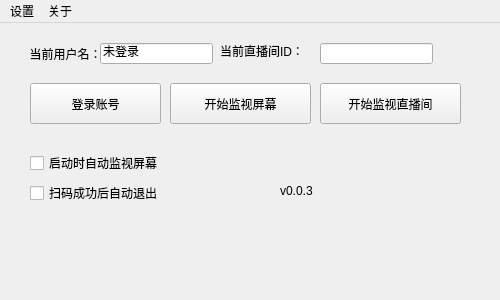
First picture: the form in src/ScannerGui/ScannerGui.ui, repository Theresa-0328/MHY_Scanner, before the edit.
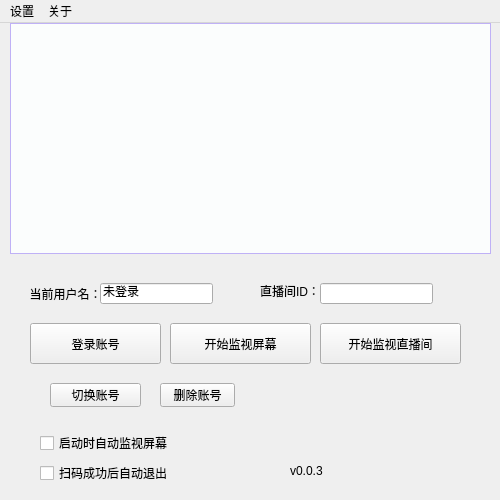
Second picture: the form after the edit.

The edit to the form file:
```diff
--- a/src/ScannerGui/ScannerGui.ui
+++ b/src/ScannerGui/ScannerGui.ui
@@ -10,19 +10,19 @@
     <x>0</x>
     <y>0</y>
     <width>500</width>
-    <height>300</height>
+    <height>500</height>
    </rect>
   </property>
   <property name="minimumSize">
    <size>
     <width>500</width>
-    <height>300</height>
+    <height>500</height>
    </size>
   </property>
   <property name="maximumSize">
    <size>
     <width>500</width>
-    <height>300</height>
+    <height>500</height>
    </size>
   </property>
   <property name="windowTitle">
@@ -33,7 +33,7 @@
     <property name="geometry">
      <rect>
       <x>30</x>
-      <y>60</y>
+      <y>300</y>
       <width>131</width>
       <height>41</height>
      </rect>
@@ -46,7 +46,7 @@
     <property name="geometry">
      <rect>
       <x>170</x>
-      <y>60</y>
+      <y>300</y>
       <width>141</width>
       <height>41</height>
      </rect>
@@ -61,8 +61,8 @@
     </property>
     <property name="geometry">
      <rect>
-      <x>30</x>
-      <y>130</y>
+      <x>40</x>
+      <y>410</y>
       <width>131</width>
       <height>20</height>
      </rect>
@@ -74,8 +74,8 @@
    <widget class="QCheckBox" name="checkBoxAutoExit">
     <property name="geometry">
      <rect>
-      <x>30</x>
-      <y>160</y>
+      <x>40</x>
+      <y>440</y>
       <width>131</width>
       <height>20</height>
      </rect>
@@ -88,7 +88,7 @@
     <property name="geometry">
      <rect>
       <x>320</x>
-      <y>60</y>
+      <y>300</y>
       <width>141</width>
       <height>41</height>
      </rect>
@@ -104,7 +104,7 @@
     <property name="geometry">
      <rect>
       <x>100</x>
-      <y>20</y>
+      <y>260</y>
       <width>113</width>
       <height>21</height>
      </rect>
@@ -123,7 +123,7 @@
     <property name="geometry">
      <rect>
       <x>20</x>
-      <y>20</y>
+      <y>260</y>
       <width>91</width>
       <height>21</height>
      </rect>
@@ -138,21 +138,21 @@
    <widget class="QLabel" name="labelLiveName">
     <property name="geometry">
      <rect>
-      <x>220</x>
-      <y>20</y>
+      <x>260</x>
+      <y>260</y>
       <width>91</width>
       <height>16</height>
      </rect>
     </property>
     <property name="text">
-     <string>当前直播间ID：</string>
+     <string>直播间ID：</string>
     </property>
    </widget>
    <widget class="QLineEdit" name="lineEditLiveId">
     <property name="geometry">
      <rect>
       <x>320</x>
-      <y>20</y>
+      <y>260</y>
       <width>113</width>
       <height>21</height>
      </rect>
@@ -161,8 +161,8 @@
    <widget class="QLabel" name="label_3">
     <property name="geometry">
      <rect>
-      <x>280</x>
-      <y>160</y>
+      <x>290</x>
+      <y>440</y>
       <width>71</width>
       <height>16</height>
      </rect>
@@ -174,8 +174,8 @@
    <widget class="QWidget" name="layoutWidget">
     <property name="geometry">
      <rect>
-      <x>280</x>
-      <y>130</y>
+      <x>290</x>
+      <y>410</y>
       <width>118</width>
       <height>18</height>
      </rect>
@@ -203,6 +203,66 @@
      </item>
     </layout>
    </widget>
+   <widget class="QTableWidget" name="tableWidget">
+    <property name="geometry">
+     <rect>
+      <x>10</x>
+      <y>0</y>
+      <width>481</width>
+      <height>231</height>
+     </rect>
+    </property>
+    <property name="styleSheet">
+     <string notr="true">QTableWidget 
+{
+    background:#fbfdfd;
+    border:1px solid #bfb1f6;
+ 
+    font-size:13px;                
+    font-family:&quot;Microsoft YaHei&quot;;
+    color:#37c61a;                
+}
+ 
+QTableWidget::item 
+{
+	border:none;
+    border-bottom:1px solid #bfb1f6;
+    border-right:1px solid #bfb1f6;
+}
+ 
+QTableWidget::item:selected    
+{
+    color:red;        
+    background:#cecbd7;
+}</string>
+    </property>
+   </widget>
+   <widget class="QPushButton" name="pushButton">
+    <property name="geometry">
+     <rect>
+      <x>50</x>
+      <y>360</y>
+      <width>91</width>
+      <height>24</height>
+     </rect>
+    </property>
+    <property name="text">
+     <string>切换账号</string>
+    </property>
+   </widget>
+   <widget class="QPushButton" name="pushButton_2">
+    <property name="geometry">
+     <rect>
+      <x>160</x>
+      <y>360</y>
+      <width>75</width>
+      <height>24</height>
+     </rect>
+    </property>
+    <property name="text">
+     <string>删除账号</string>
+    </property>
+   </widget>
   </widget>
   <widget class="QMenuBar" name="menuBar">
    <property name="geometry">
```
Left out of the diff: 2 changed lines with no effect on the pictures.
